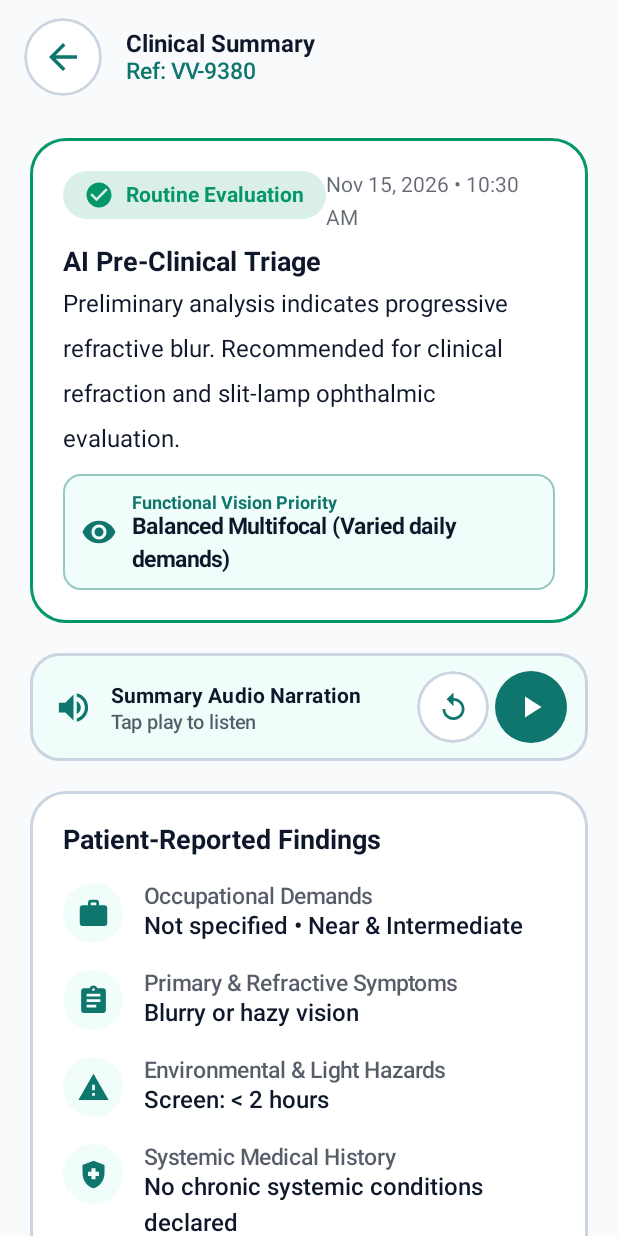
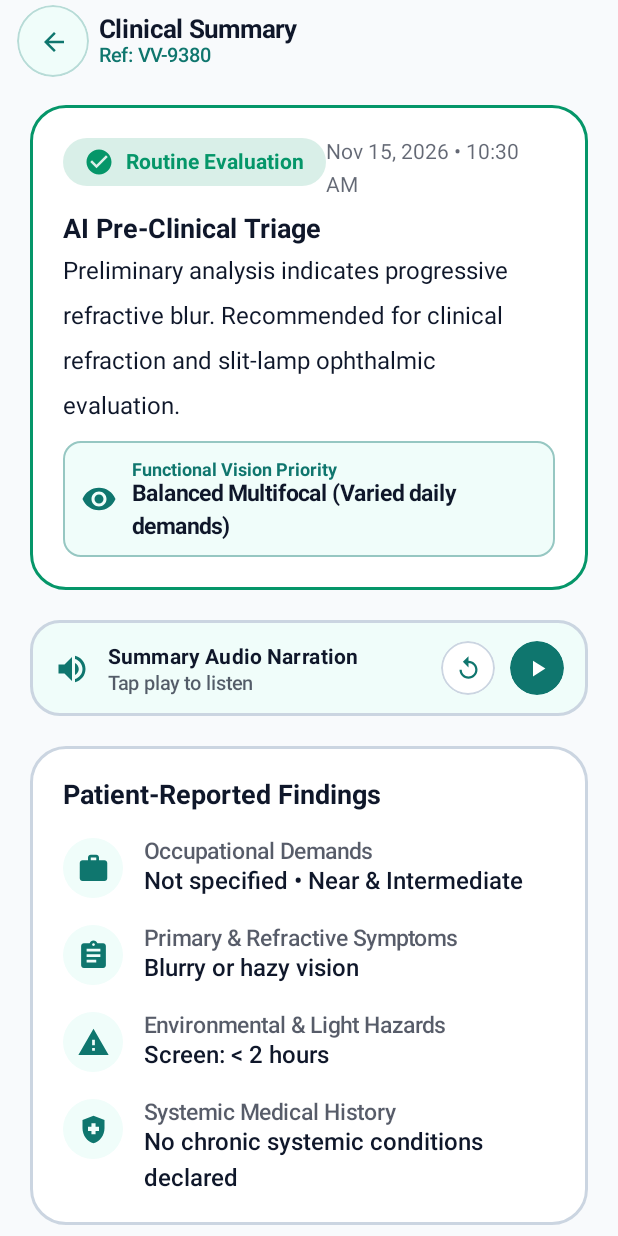
Before and after one commit to jr7122004j-dot/VisionVoicePatient, an Android app built with Jetpack Compose: the PreClinicalSummaryScreen screen opened through its navigation route, on a phone screen of 412 x 824 dp. Run offline under Robolectric (Android 15) with nearby library versions, the phone set to English and light mode, and no system bars; our stand-ins replace Firebase (no records; nobody signed in at launch, a user with empty details on screens opened directly); 2 statements that could not run were skipped.

Commit message:
style: align top-bar pills, slim action buttons, and fix system insets
- Equalize width and height for Vision Voice and Language top-bar pills
- Reduce LargePillButton height to 48dp for a slimmer, more balanced layout
- Standardize audio playback and review controls to matching 36dp circular buttons
- Replace text Send button with circular paper-plane send icon
- Fix AudioPlaybackCard overlapping button collision with explicit Surface constraints
- Add statusBarsPadding and reduce back button size to 38dp across Summary and QR screens

```diff
--- a/app/src/main/java/com/visionvoice/patient/ui/components/VoiceComponents.kt
+++ b/app/src/main/java/com/visionvoice/patient/ui/components/VoiceComponents.kt
@@ -31,7 +31,6 @@ import androidx.compose.material.icons.filled.Replay
 import androidx.compose.material3.Button
 import androidx.compose.material3.ButtonDefaults
 import androidx.compose.material3.Icon
-import androidx.compose.material3.IconButton
 import androidx.compose.material3.MaterialTheme
 import androidx.compose.material3.Surface
 import androidx.compose.material3.Text
@@ -179,7 +178,6 @@ fun AudioPlaybackCard(
     ) {
         Row(
             verticalAlignment = Alignment.CenterVertically,
-            horizontalArrangement = Arrangement.SpaceBetween,
             modifier = Modifier
                 .fillMaxWidth()
                 .padding(horizontal = 16.dp, vertical = 14.dp)
@@ -192,7 +190,7 @@ fun AudioPlaybackCard(
                     imageVector = Icons.AutoMirrored.Filled.VolumeUp,
                     contentDescription = null,
                     tint = DeepMedicalTeal,
-                    modifier = Modifier.size(26.dp)
+                    modifier = Modifier.size(24.dp)
                 )
                 Spacer(modifier = Modifier.width(12.dp))
                 Column {
@@ -213,39 +211,47 @@ fun AudioPlaybackCard(
                 }
             }
 
+            Spacer(modifier = Modifier.width(12.dp))
+
             Row(
                 verticalAlignment = Alignment.CenterVertically,
-                horizontalArrangement = Arrangement.spacedBy(8.dp)
+                horizontalArrangement = Arrangement.spacedBy(10.dp)
             ) {
-                IconButton(
-                    onClick = onReplay,
+                Surface(
+                    shape = CircleShape,
+                    color = Color.White,
+                    border = BorderStroke(1.dp, OutlineSlate),
                     modifier = Modifier
-                        .size(44.dp)
+                        .size(36.dp)
                         .clip(CircleShape)
-                        .background(Color.White)
-                        .border(1.5.dp, OutlineSlate, CircleShape)
+                        .clickable(onClick = onReplay)
                 ) {
+                    Box(contentAlignment = Alignment.Center) {
                         Icon(
                             imageVector = Icons.Default.Replay,
                             contentDescription = "Replay audio summary",
                             tint = DeepMedicalTeal,
-                        modifier = Modifier.size(22.dp)
+                            modifier = Modifier.size(18.dp)
                         )
                     }
+                }
 
-                IconButton(
-                    onClick = onTogglePlay,
+                Surface(
+                    shape = CircleShape,
+                    color = DeepMedicalTeal,
                     modifier = Modifier
-                        .size(44.dp)
+                        .size(36.dp)
                         .clip(CircleShape)
-                        .background(DeepMedicalTeal)
+                        .clickable(onClick = onTogglePlay)
                 ) {
+                    Box(contentAlignment = Alignment.Center) {
                         Icon(
                             imageVector = if (isPlaying) Icons.Default.Pause else Icons.Default.PlayArrow,
                             contentDescription = if (isPlaying) "Pause audio" else "Play audio",
                             tint = Color.White,
-                        modifier = Modifier.size(24.dp)
+                            modifier = Modifier.size(18.dp)
                         )
+                    }
                 }
             }
         }
@@ -276,13 +282,13 @@ fun LargePillButton(
         ),
         modifier = modifier
             .fillMaxWidth()
-            .height(60.dp)
-            .shadow(3.dp, RoundedCornerShape(9999.dp))
+            .height(48.dp)
+            .shadow(2.dp, RoundedCornerShape(9999.dp))
     ) {
         Text(
             text = text,
             style = MaterialTheme.typography.labelLarge.copy(
-                fontSize = 18.sp,
+                fontSize = 15.sp,
                 fontWeight = FontWeight.Bold,
                 textAlign = TextAlign.Center
             )
--- a/app/src/main/java/com/visionvoice/patient/ui/screens/PreClinicalSummaryScreen.kt
+++ b/app/src/main/java/com/visionvoice/patient/ui/screens/PreClinicalSummaryScreen.kt
@@ -13,6 +13,7 @@ import androidx.compose.foundation.layout.fillMaxWidth
 import androidx.compose.foundation.layout.height
 import androidx.compose.foundation.layout.padding
 import androidx.compose.foundation.layout.size
+import androidx.compose.foundation.layout.statusBarsPadding
 import androidx.compose.foundation.layout.width
 import androidx.compose.foundation.rememberScrollState
 import androidx.compose.foundation.shape.CircleShape
@@ -98,7 +99,8 @@ fun PreClinicalSummaryScreen(
                 verticalAlignment = Alignment.CenterVertically,
                 modifier = Modifier
                     .fillMaxWidth()
-                    .padding(horizontal = 16.dp, vertical = 12.dp)
+                    .statusBarsPadding()
+                    .padding(horizontal = 16.dp, vertical = 8.dp)
             ) {
                 IconButton(
                     onClick = {
@@ -106,34 +108,36 @@ fun PreClinicalSummaryScreen(
                         onNavigateBack()
                     },
                     modifier = Modifier
-                        .size(52.dp)
+                        .size(38.dp)
                         .clip(CircleShape)
-                        .background(SurfaceContainerLowest)
-                        .border(2.dp, OutlineSlate, CircleShape)
+                        .background(SurfaceTeal)
+                        .border(1.dp, DeepMedicalTeal.copy(alpha = 0.25f), CircleShape)
                 ) {
                     Icon(
                         imageVector = Icons.AutoMirrored.Filled.ArrowBack,
                         contentDescription = "Return to anamnesis",
                         tint = DeepMedicalTeal,
-                        modifier = Modifier.size(28.dp)
+                        modifier = Modifier.size(20.dp)
                     )
                 }
 
-                Spacer(modifier = Modifier.width(16.dp))
+                Spacer(modifier = Modifier.width(12.dp))
 
                 Column {
                     Text(
                         text = "Clinical Summary",
                         style = MaterialTheme.typography.titleMedium.copy(
                             color = DeepSlateText,
-                            fontWeight = FontWeight.Bold
+                            fontWeight = FontWeight.Bold,
+                            fontSize = 17.sp
                         )
                     )
                     Text(
                         text = "Ref: ${profile.backupCode}",
                         style = MaterialTheme.typography.bodyMedium.copy(
                             color = DeepMedicalTeal,
-                            fontWeight = FontWeight.SemiBold
+                            fontWeight = FontWeight.SemiBold,
+                            fontSize = 13.sp
                         )
                     )
                 }
--- a/app/src/main/java/com/visionvoice/patient/ui/screens/VoiceAnamnesisScreen.kt
+++ b/app/src/main/java/com/visionvoice/patient/ui/screens/VoiceAnamnesisScreen.kt
@@ -30,7 +30,7 @@ import androidx.compose.foundation.shape.CircleShape
 import androidx.compose.foundation.shape.RoundedCornerShape
 import androidx.compose.material.icons.Icons
 import androidx.compose.material.icons.automirrored.filled.ArrowBack
-import androidx.compose.material.icons.automirrored.filled.ArrowForward
+import androidx.compose.material.icons.automirrored.filled.Send
 import androidx.compose.material.icons.filled.Close
 import androidx.compose.material.icons.filled.KeyboardArrowDown
 import androidx.compose.material.icons.filled.Language
@@ -66,6 +66,7 @@ import androidx.compose.ui.semantics.contentDescription
 import androidx.compose.ui.semantics.semantics
 import androidx.compose.ui.text.font.FontStyle
 import androidx.compose.ui.text.font.FontWeight
+import androidx.compose.ui.text.style.TextOverflow
 import androidx.compose.ui.unit.dp
 import androidx.compose.ui.unit.sp
 import androidx.core.content.ContextCompat
@@ -183,14 +184,12 @@ fun VoiceAnamnesisScreen(
 
             Row(
                 verticalAlignment = Alignment.CenterVertically,
-                horizontalArrangement = Arrangement.SpaceBetween,
+                horizontalArrangement = Arrangement.spacedBy(10.dp),
                 modifier = Modifier
                     .fillMaxWidth()
                     .statusBarsPadding()
                     .padding(horizontal = 16.dp, vertical = 8.dp)
             ) {
-                // Left: Vision Voice Pill (clickable, opens info dialog)
-                Row(verticalAlignment = Alignment.CenterVertically) {
                 if (showBackButton) {
                     IconButton(
                         onClick = {
@@ -210,14 +209,16 @@ fun VoiceAnamnesisScreen(
                             modifier = Modifier.size(20.dp)
                         )
                     }
-                        Spacer(modifier = Modifier.width(8.dp))
                 }
 
+                // Left: Vision Voice Pill (Equal Width)
                 Surface(
                     shape = RoundedCornerShape(9999.dp),
                     color = SurfaceTeal,
                     border = BorderStroke(1.dp, DeepMedicalTeal.copy(alpha = 0.25f)),
                     modifier = Modifier
+                        .weight(1f)
+                        .height(38.dp)
                         .clip(RoundedCornerShape(9999.dp))
                         .clickable { showAppInfoDialog = true }
                         .semantics {
@@ -226,20 +227,23 @@ fun VoiceAnamnesisScreen(
                 ) {
                     Row(
                         verticalAlignment = Alignment.CenterVertically,
-                            modifier = Modifier.padding(start = 5.dp, end = 14.dp, top = 4.dp, bottom = 4.dp)
+                        horizontalArrangement = Arrangement.Center,
+                        modifier = Modifier
+                            .fillMaxSize()
+                            .padding(horizontal = 8.dp)
                     ) {
                         Surface(
                             shape = CircleShape,
                             color = Color.White,
                             border = BorderStroke(1.dp, DeepMedicalTeal.copy(alpha = 0.2f)),
-                                modifier = Modifier.size(28.dp)
+                            modifier = Modifier.size(26.dp)
                         ) {
                             Box(contentAlignment = Alignment.Center) {
                                 Icon(
                                     imageVector = Icons.Default.Visibility,
-                                        contentDescription = "Vision Voice",
+                                    contentDescription = null,
                                     tint = DeepMedicalTeal,
-                                        modifier = Modifier.size(16.dp)
+                                    modifier = Modifier.size(15.dp)
                                 )
                             }
                         }
@@ -249,19 +253,21 @@ fun VoiceAnamnesisScreen(
                             style = MaterialTheme.typography.labelLarge.copy(
                                 color = DeepMedicalTeal,
                                 fontWeight = FontWeight.Bold,
-                                    fontSize = 14.sp
-                                )
+                                fontSize = 13.5.sp
+                            ),
+                            maxLines = 1
                         )
                     }
                 }
-                }
 
-                // Right: Language Selector Pill
+                // Right: Language Selector Pill (Equal Width)
                 Surface(
                     shape = RoundedCornerShape(9999.dp),
                     color = SurfaceTeal,
                     border = BorderStroke(1.dp, DeepMedicalTeal.copy(alpha = 0.25f)),
                     modifier = Modifier
+                        .weight(1f)
+                        .height(38.dp)
                         .clip(RoundedCornerShape(9999.dp))
                         .clickable {
                             viewModel.openLanguageSettingsDialog()
@@ -272,7 +278,10 @@ fun VoiceAnamnesisScreen(
                 ) {
                     Row(
                         verticalAlignment = Alignment.CenterVertically,
-                        modifier = Modifier.padding(horizontal = 12.dp, vertical = 7.dp)
+                        horizontalArrangement = Arrangement.Center,
+                        modifier = Modifier
+                            .fillMaxSize()
+                            .padding(horizontal = 8.dp)
                     ) {
                         Icon(
                             imageVector = Icons.Default.Language,
@@ -287,7 +296,10 @@ fun VoiceAnamnesisScreen(
                                 color = DeepSlateText,
                                 fontWeight = FontWeight.SemiBold,
                                 fontSize = 13.sp
-                            )
+                            ),
+                            maxLines = 1,
+                            overflow = TextOverflow.Ellipsis,
+                            modifier = Modifier.weight(1f, fill = false)
                         )
                         Spacer(modifier = Modifier.width(4.dp))
                         Icon(
@@ -631,20 +643,23 @@ fun VoiceAnamnesisScreen(
                                         .fillMaxWidth()
                                         .padding(horizontal = 10.dp, vertical = 6.dp)
                                 ) {
-                                    // Play / Pause Circle Button
-                                    IconButton(
-                                        onClick = { viewModel.toggleRecordedAudioPlayback() },
+                                    // Play / Pause Circle Button (36dp matching controls)
+                                    Surface(
+                                        shape = CircleShape,
+                                        color = DeepMedicalTeal,
                                         modifier = Modifier
-                                            .size(40.dp)
+                                            .size(36.dp)
                                             .clip(CircleShape)
-                                            .background(DeepMedicalTeal)
+                                            .clickable { viewModel.toggleRecordedAudioPlayback() }
                                     ) {
+                                        Box(contentAlignment = Alignment.Center) {
                                             Icon(
                                                 imageVector = if (isPatientAudioPlaying) Icons.Default.Pause else Icons.Default.PlayArrow,
                                                 contentDescription = if (isPatientAudioPlaying) "Pause My Audio" else "Play My Audio",
                                                 tint = Color.White,
-                                            modifier = Modifier.size(22.dp)
+                                                modifier = Modifier.size(18.dp)
                                             )
+                                        }
                                     }
 
                                     Spacer(modifier = Modifier.width(10.dp))
@@ -674,15 +689,19 @@ fun VoiceAnamnesisScreen(
                                         )
                                     }
 
-                                    // Re-record Button
-                                    IconButton(
-                                        onClick = { viewModel.discardRecordedAudio() },
+                                    Spacer(modifier = Modifier.width(8.dp))
+
+                                    // Retake / Discard Button (36dp circular button)
+                                    Surface(
+                                        shape = CircleShape,
+                                        color = Color.White,
+                                        border = BorderStroke(1.dp, OutlineSlate),
                                         modifier = Modifier
                                             .size(36.dp)
                                             .clip(CircleShape)
-                                            .background(Color.White)
-                                            .border(1.dp, OutlineSlate, CircleShape)
+                                            .clickable { viewModel.discardRecordedAudio() }
                                     ) {
+                                        Box(contentAlignment = Alignment.Center) {
                                             Icon(
                                                 imageVector = Icons.Default.Replay,
                                                 contentDescription = "Record Again",
@@ -690,35 +709,25 @@ fun VoiceAnamnesisScreen(
                                                 modifier = Modifier.size(18.dp)
                                             )
                                         }
+                                    }
 
                                     Spacer(modifier = Modifier.width(8.dp))
 
-                                    // Send Button
+                                    // Send Audio Button (36dp circular icon button)
                                     Surface(
-                                        shape = RoundedCornerShape(9999.dp),
+                                        shape = CircleShape,
                                         color = DeepMedicalTeal,
                                         modifier = Modifier
-                                            .clip(RoundedCornerShape(9999.dp))
+                                            .size(36.dp)
+                                            .clip(CircleShape)
                                             .clickable { viewModel.submitCurrentResponse() }
                                     ) {
-                                        Row(
-                                            verticalAlignment = Alignment.CenterVertically,
-                                            modifier = Modifier.padding(horizontal = 14.dp, vertical = 8.dp)
-                                        ) {
-                                            Text(
-                                                text = "Send",
-                                                style = MaterialTheme.typography.labelMedium.copy(
-                                                    color = Color.White,
-                                                    fontWeight = FontWeight.Bold,
-                                                    fontSize = 13.sp
-                                                )
-                                            )
-                                            Spacer(modifier = Modifier.width(4.dp))
+                                        Box(contentAlignment = Alignment.Center) {
                                             Icon(
-                                                imageVector = Icons.AutoMirrored.Filled.ArrowForward,
-                                                contentDescription = "Send to Assistant",
+                                                imageVector = Icons.AutoMirrored.Filled.Send,
+                                                contentDescription = "Send Audio to Assistant",
                                                 tint = Color.White,
-                                                modifier = Modifier.size(14.dp)
+                                                modifier = Modifier.size(17.dp)
                                             )
                                         }
                                     }
@@ -744,7 +753,7 @@ fun VoiceAnamnesisScreen(
                 }
             }
 
-            Spacer(modifier = Modifier.height(14.dp))
+            Spacer(modifier = Modifier.height(10.dp))
 
             // Review Summary So Far / Complete
             LargePillButton(
@@ -756,7 +765,7 @@ fun VoiceAnamnesisScreen(
                 containerColor = DeepMedicalTeal,
                 modifier = Modifier
                     .fillMaxWidth()
-                    .padding(bottom = 8.dp)
+                    .padding(bottom = 4.dp)
             )
         }
     }
```
Also changed, not shown: app/src/main/java/com/visionvoice/patient/ui/screens/QrHandoffScreen.kt (+12 -8 lines). Lines whose indentation alone changed are shown as unchanged.
